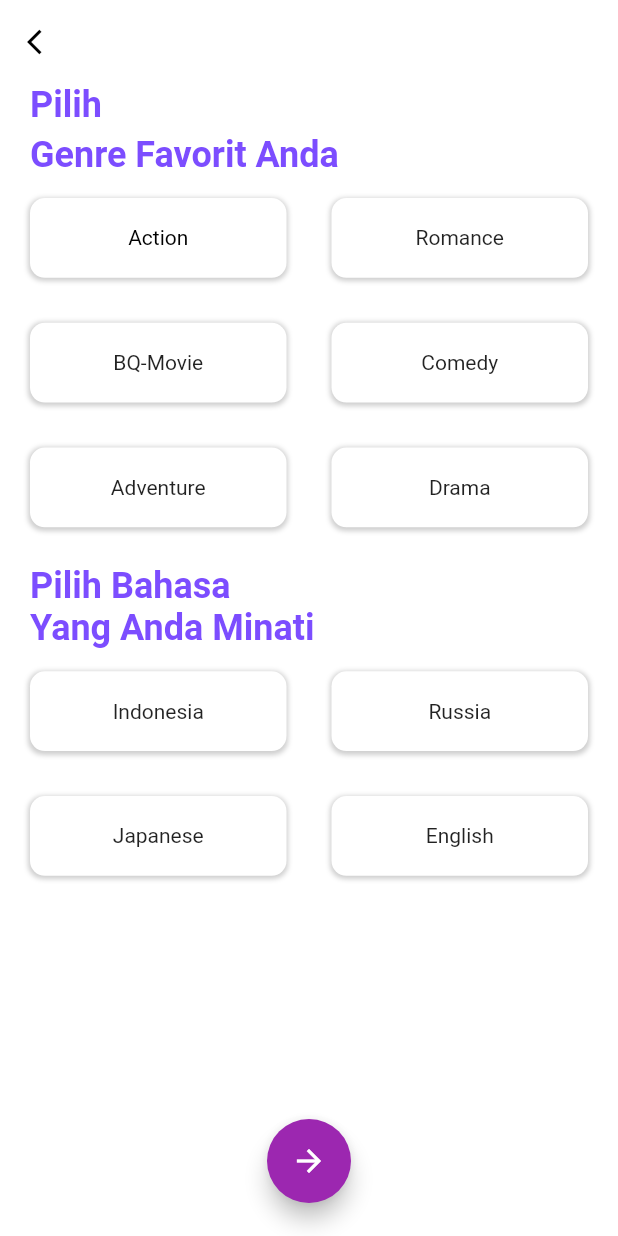
After one commit to Anggypriyo/mobile_flutter, a Flutter app: the GenrePage screen opened by its route, on a phone screen of 412 x 824 dp. The commit adds this screen. Run offline on Flutter 3.47's test engine with Material 2 defaults, Android fonts, the light colour scheme and no system bars; our stand-ins replace splashscreen.

Commit message:
tambah minat, fiksasi tampilan

```diff
--- a/lib/main.dart
+++ b/lib/main.dart
@@ -3,7 +3,7 @@ import 'package:flutter/material.dart';
 import 'package:splashscreen/splashscreen.dart';
 import 'pages/halamanAwal.dart';
 import 'pages/register.dart';
-import 'pages/home.dart';
+import 'pages/genre.dart';
 void main() {
   runApp(MyApp());
 }
@@ -45,7 +45,7 @@ class MyApp extends StatelessWidget {
         routes: {
         '/loginpage': (context) => LoginPage(),
           '/singpage': (context) => SignupPage(),
-          '/cinemapage': (context) => Home(),
+          '/cinemapage': (context) => GenrePage(),
         }
     );
   }
--- /dev/null
+++ b/lib/pages/genre.dart
@@ -0,0 +1,362 @@
+import 'package:flutter/cupertino.dart';
+import 'package:flutter/material.dart';
+
+class GenrePage extends StatelessWidget{
+
+  @override
+  Widget build(BuildContext context) {
+    var size = MediaQuery.of(context).size;
+    final double itemHeight = 75;
+    final double itemWidth = size.width / 2;
+    return Scaffold(
+      body: Stack(
+        children: <Widget>[
+          Scaffold(
+            resizeToAvoidBottomInset: false,
+            backgroundColor: Colors.white,
+            appBar: AppBar(
+              elevation: 0,
+              brightness: Brightness.light,
+              backgroundColor: Colors.white,
+              leading:
+              IconButton( onPressed: (){
+                Navigator.pop(context);
+              },icon:Icon(Icons.arrow_back_ios,size: 20,color: Colors.black,)),
+            ),
+            body: ListView(
+              children:<Widget>[
+                Row(
+                  children: [
+                    Padding(
+                      padding:EdgeInsets.only(left: 20,bottom: 5),
+                      child: Text(
+                        "Pilih",
+                        style: TextStyle(
+                          fontWeight: FontWeight.bold,
+                          color: Colors.deepPurpleAccent,
+                          fontSize: 24,
+                        ),
+                      ),
+                    ),
+                  ],
+                ),
+                Row(
+                  children: [
+                    Padding(
+                      padding:EdgeInsets.only(left: 20,bottom: 5),
+                      child: Text(
+                        "Genre Favorit Anda",
+                        style: TextStyle(
+                          fontWeight: FontWeight.bold,
+                          color: Colors.deepPurpleAccent,
+                          fontSize: 24,
+                        ),
+                      ),
+                    ),
+                  ],
+                ),
+                GridView.count(
+                  primary: false,
+                  shrinkWrap: true,
+                  childAspectRatio: (itemWidth / itemHeight),
+                  crossAxisSpacing: 10,
+                  mainAxisSpacing: 10,
+                  crossAxisCount: 2,
+                  children: <Widget>[
+                    Container(
+                      margin: EdgeInsets.only(
+                          top: 10,
+                          bottom: 10,
+                          left: 20,
+                          right: 10
+                      ),
+                      decoration: BoxDecoration(
+                        color: Colors.white,
+                        borderRadius: BorderRadius.circular(10),
+                        boxShadow: [
+                          BoxShadow(
+                            color: Colors.grey.withOpacity(0.5),
+                            spreadRadius: 1,
+                            blurRadius: 2,
+                            offset: Offset(0, 1), // changes position of shadow
+                          ),
+                        ],
+                      ),
+                      child: Center(
+                        child: Text('Action',
+                          style: TextStyle(
+                              color: Colors.black
+                          ),
+                        ),
+                      ),
+                    ),
+                    Container(
+                      margin: EdgeInsets.only(
+                          top: 10,
+                          bottom: 10,
+                          left: 10,
+                          right: 20
+                      ),
+                      decoration: BoxDecoration(
+                        color: Colors.white,
+                        borderRadius: BorderRadius.circular(10),
+                        boxShadow: [
+                          BoxShadow(
+                            color: Colors.grey.withOpacity(0.5),
+                            spreadRadius: 1,
+                            blurRadius: 2,
+                            offset: Offset(0, 1), // changes position of shadow
+                          ),
+                        ],
+                      ),
+                      child: Center(
+                        child: Text('Romance'),
+                      ),
+                    ),
+                    Container(
+                      margin: EdgeInsets.only(
+                          top: 10,
+                          bottom: 10,
+                          left: 20,
+                          right: 10
+                      ),
+                      decoration: BoxDecoration(
+                        color: Colors.white,
+                        borderRadius: BorderRadius.circular(10),
+                        boxShadow: [
+                          BoxShadow(
+                            color: Colors.grey.withOpacity(0.5),
+                            spreadRadius: 1,
+                            blurRadius: 2,
+                            offset: Offset(0, 1), // changes position of shadow
+                          ),
+                        ],
+                      ),
+                      child: Center(
+                        child: Text('BQ-Movie'),
+                      ),
+                    ),
+                    Container(
+                      margin: EdgeInsets.only(
+                          top: 10,
+                          bottom: 10,
+                          left: 10,
+                          right: 20
+                      ),
+                      decoration: BoxDecoration(
+                        color: Colors.white,
+                        borderRadius: BorderRadius.circular(10),
+                        boxShadow: [
+                          BoxShadow(
+                            color: Colors.grey.withOpacity(0.5),
+                            spreadRadius: 1,
+                            blurRadius: 2,
+                            offset: Offset(0, 1), // changes position of shadow
+                          ),
+                        ],
+                      ),
+                      child: Center(
+                        child: Text('Comedy'),
+                      ),
+                    ),
+                    Container(
+                      margin: EdgeInsets.only(
+                          top: 10,
+                          bottom: 10,
+                          left: 20,
+                          right: 10
+                      ),
+                      decoration: BoxDecoration(
+                        color: Colors.white,
+                        borderRadius: BorderRadius.circular(10),
+                        boxShadow: [
+                          BoxShadow(
+                            color: Colors.grey.withOpacity(0.5),
+                            spreadRadius: 1,
+                            blurRadius: 2,
+                            offset: Offset(0, 1), // changes position of shadow
+                          ),
+                        ],
+                      ),
+                      child: Center(
+                        child: Text('Adventure'),
+                      ),
+                    ),
+                    Container(
+                      margin: EdgeInsets.only(
+                          top: 10,
+                          bottom: 10,
+                          left: 10,
+                          right: 20
+                      ),
+                      decoration: BoxDecoration(
+                        color: Colors.white,
+                        borderRadius: BorderRadius.circular(10),
+                        boxShadow: [
+                          BoxShadow(
+                            color: Colors.grey.withOpacity(0.5),
+                            spreadRadius: 1,
+                            blurRadius: 2,
+                            offset: Offset(0, 1), // changes position of shadow
+                          ),
+                        ],
+                      ),
+                      child: Center(
+                        child: Text('Drama'),
+                      ),
+                    ),
+                  ],
+                ),
+                Row(
+                  children: [
+                    Padding(
+                      padding:EdgeInsets.only(left: 20,top: 15),
+                      child: Text(
+                        "Pilih Bahasa",
+                        style: TextStyle(
+                          fontWeight: FontWeight.bold,
+                          color: Colors.deepPurpleAccent,
+                          fontSize: 24,
+                        ),
+                      ),
+                    ),
+                  ],
+                ),
+                Row(
+                  children: [
+                    Padding(
+                      padding:EdgeInsets.only(left: 20,bottom: 5),
+                      child: Text(
+                        "Yang Anda Minati",
+                        style: TextStyle(
+                          fontWeight: FontWeight.bold,
+                          color: Colors.deepPurpleAccent,
+                          fontSize: 24,
+                        ),
+                      ),
+                    ),
+                  ],
+                ),
+                GridView.count(
+                  primary: false,
+                  shrinkWrap: true,
+                  childAspectRatio: (itemWidth / itemHeight),
+                  crossAxisSpacing: 10,
+                  mainAxisSpacing: 10,
+                  crossAxisCount: 2,
+                  children: <Widget>[
+                    Container(
+                      margin: EdgeInsets.only(
+                          top: 10,
+                          bottom: 10,
+                          left: 20,
+                          right: 10
+                      ),
+                      decoration: BoxDecoration(
+                        color: Colors.white,
+                        borderRadius: BorderRadius.circular(10),
+                        boxShadow: [
+                          BoxShadow(
+                            color: Colors.grey.withOpacity(0.5),
+                            spreadRadius: 1,
+                            blurRadius: 2,
+                            offset: Offset(0, 1), // changes position of shadow
+                          ),
+                        ],
+                      ),
+                      child: Center(
+                        child: Text('Indonesia'),
+                      ),
+                    ),
+                    Container(
+                      margin: EdgeInsets.only(
+                          top: 10,
+                          bottom: 10,
+                          left: 10,
+                          right: 20
+                      ),
+                      decoration: BoxDecoration(
+                        color: Colors.white,
+                        borderRadius: BorderRadius.circular(10),
+                        boxShadow: [
+                          BoxShadow(
+                            color: Colors.grey.withOpacity(0.5),
+                            spreadRadius: 1,
+                            blurRadius: 2,
+                            offset: Offset(0, 1), // changes position of shadow
+                          ),
+                        ],
+                      ),
+                      child: Center(
+                        child: Text('Russia'),
+                      ),
+                    ),
+                    Container(
+                      margin: EdgeInsets.only(
+                          top: 10,
+                          bottom: 10,
+                          left: 20,
+                          right: 10
+                      ),
+                      decoration: BoxDecoration(
+                        color: Colors.white,
+                        borderRadius: BorderRadius.circular(10),
+                        boxShadow: [
+                          BoxShadow(
+                            color: Colors.grey.withOpacity(0.5),
+                            spreadRadius: 1,
+                            blurRadius: 2,
+                            offset: Offset(0, 1), // changes position of shadow
+                          ),
+                        ],
+                      ),
+                      child: Center(
+                        child: Text('Japanese'),
+                      ),
+                    ),
+                    Container(
+                      margin: EdgeInsets.only(
+                          top: 10,
+                          bottom: 10,
+                          left: 10,
+                          right: 20
+                      ),
+                      decoration: BoxDecoration(
+                        color: Colors.white,
+                        borderRadius: BorderRadius.circular(10),
+                        boxShadow: [
+                          BoxShadow(
+                            color: Colors.grey.withOpacity(0.5),
+                            spreadRadius: 1,
+                            blurRadius: 2,
+                            offset: Offset(0, 1), // changes position of shadow
+                          ),
+                        ],
+                      ),
+                      child: Center(
+                        child: Text('English'),
+                      ),
+                    ),
+                  ],
+                ),
+              ],
+            ),
+            floatingActionButton: FloatingActionButton(
+              onPressed: () {
+                // Add your onPressed code here!
+              },
+              child: const Icon(Icons.arrow_forward_sharp),
+              backgroundColor: Colors.purple,
+            ),
+            bottomNavigationBar: BottomAppBar(
+              color: Colors.transparent,
+              elevation: 0.0,
+              child: Container(height: 50,),
+            ),
+            floatingActionButtonLocation: FloatingActionButtonLocation.centerDocked,
+          )
+        ],
+      ),
+    );
+  }
+}
--- a/lib/pages/halamanAwal.dart
+++ b/lib/pages/halamanAwal.dart
@@ -38,13 +38,11 @@ class firstPage extends StatelessWidget{
               ),
             ),
             Container(
-              padding: EdgeInsets.only(top: 75),
-              child: TextButton(
-                style: ButtonStyle(
-                  foregroundColor: MaterialStateProperty.all(Colors.white),
-                  backgroundColor: MaterialStateProperty.all(Colors.blueAccent),
-
-                ),
+              padding: EdgeInsets.only(top: 35),
+              child: MaterialButton(
+                  shape: RoundedRectangleBorder(
+                      borderRadius: BorderRadius.circular(40)
+                  ),
                 onPressed: () {
                   Navigator.push(
                       context,
@@ -55,11 +53,14 @@ class firstPage extends StatelessWidget{
                       )
                   );
                 },
+                  color: Colors.lightBlueAccent,
                 child : Container(
+
                   padding: EdgeInsets.all(10),
-                  child: Text('Get Started',
+                  child: Text('Mulai Menjelajah',
                     style: new TextStyle(
-                      fontSize: 20,
+                      fontSize: 16,
+                      fontWeight: FontWeight.w600,
                     ),textAlign: TextAlign.center,
                   ),
                 )
@@ -70,7 +71,7 @@ class firstPage extends StatelessWidget{
               children:<Widget> [
                 Container(
                   padding: EdgeInsets.only(top: 20),
-                  child: Text("Already have an account ? "),
+                  child: Text("Sudah punya akun ? "),
                 ),
                 GestureDetector(
                   onTap: (){
@@ -78,7 +79,7 @@ class firstPage extends StatelessWidget{
                   },
                   child: Container(
                     padding: EdgeInsets.only(top: 20),
-                    child: Text('Sign in',
+                    child: Text('Masuk',
                       style: TextStyle(
                           color: Colors.purple
                       ),
--- a/lib/pages/login.dart
+++ b/lib/pages/login.dart
@@ -1,5 +1,5 @@
 
-import 'package:bioskop_app/pages/home.dart';
+import 'package:bioskop_app/pages/genre.dart';
 import 'package:flutter/material.dart';
 
 class LoginPage extends StatelessWidget {
@@ -27,14 +27,14 @@ class LoginPage extends StatelessWidget {
               children: [
                 Column(
                   children: [
-                    Text ("Login", style: TextStyle(
+                    Text ("CGV Login", style: TextStyle(
                       fontSize: 30,
                       fontWeight: FontWeight.bold,
                     ),),
                     SizedBox(height: 20,),
-                    Text("Welcome back ! Login with your credentials",style: TextStyle(
+                    Text("Welcome Mensore !",style: TextStyle(
                       fontSize: 15,
-                      color: Colors.grey[700],
+                      color: Colors.black,
                     ),),
                     SizedBox(height: 30,)
                   ],
@@ -73,8 +73,8 @@ class LoginPage extends StatelessWidget {
                       shape: RoundedRectangleBorder(
                           borderRadius: BorderRadius.circular(40)
                       ),
-                      child: Text("Login",style: TextStyle(
-                          fontWeight: FontWeight.w600,fontSize: 16,color: Colors.white70
+                      child: Text("Masuk",style: TextStyle(
+                          fontWeight: FontWeight.w600,fontSize: 16,color: Colors.black
                       ),),
                     ),
                   ),
@@ -85,7 +85,7 @@ class LoginPage extends StatelessWidget {
                   children:<Widget> [
                     Container(
                       padding: EdgeInsets.only(top: 20),
-                      child: Text("Dont have an account ? "),
+                      child: Text("Tidak Punya Akun? "),
                     ),
                     GestureDetector(
                       onTap: (){
@@ -93,7 +93,7 @@ class LoginPage extends StatelessWidget {
                       },
                       child: Container(
                         padding: EdgeInsets.only(top: 20),
-                        child: Text('Sign Up',
+                        child: Text('Daftar',
                           style: TextStyle(
                               color: Colors.purple
                           ),
--- a/lib/pages/register.dart
+++ b/lib/pages/register.dart
@@ -29,12 +29,12 @@ class SignupPage extends StatelessWidget {
                     Column(
                       mainAxisAlignment: MainAxisAlignment.spaceEvenly,
                       children: [
-                        Text ("Sign up", style: TextStyle(
+                        Text ("Daftar", style: TextStyle(
                           fontSize: 30,
                           fontWeight: FontWeight.bold,
                         ),),
                         SizedBox(height: 20,),
-                        Text("Create an Account,Its free",style: TextStyle(
+                        Text("Buat akun, Gratis",style: TextStyle(
                           fontSize: 15,
                           color: Colors.grey[700],
                         ),),
@@ -60,7 +60,7 @@ class SignupPage extends StatelessWidget {
                         children: [
                           makeInput(label: "Email"),
                           makeInput(label: "Password",obsureText: true),
-                          makeInput(label: "Confirm Pasword",obsureText: true)
+                          makeInput(label: "Confirm Password",obsureText: true)
                         ],
                       ),
                     ),
@@ -85,7 +85,7 @@ class SignupPage extends StatelessWidget {
                           shape: RoundedRectangleBorder(
                               borderRadius: BorderRadius.circular(40)
                           ),
-                          child: Text("Sign Up",style: TextStyle(
+                          child: Text("Daftar",style: TextStyle(
                             fontWeight: FontWeight.w600,fontSize: 16,
 
                           ),),
@@ -96,14 +96,14 @@ class SignupPage extends StatelessWidget {
                     Row(
                       mainAxisAlignment: MainAxisAlignment.center,
                       children: [
-                        Text("Already have an account? "),
+                        Text("Sudah punya akun? "),
                         GestureDetector(
                           onTap: (){
                             Navigator.pushNamed(context, '/loginpage');
                           },
                           child: Container(
 
-                            child: Text('Login',
+                            child: Text('Masuk',
                               style: TextStyle(
                                   color: Colors.purple
                               ),
```
